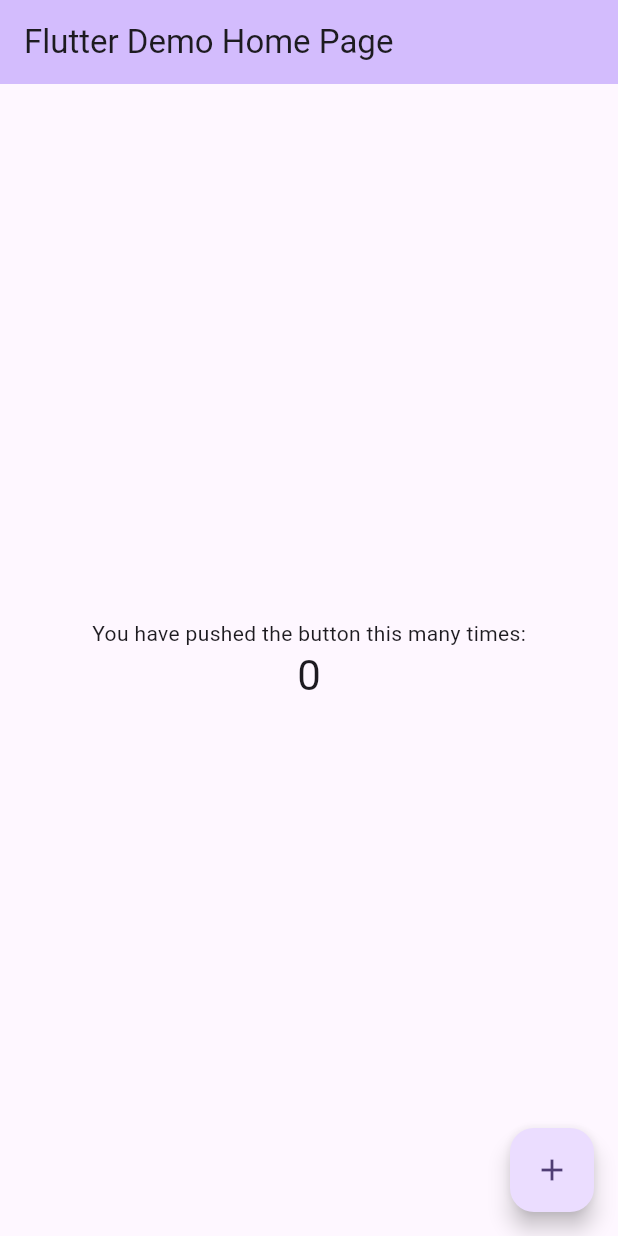
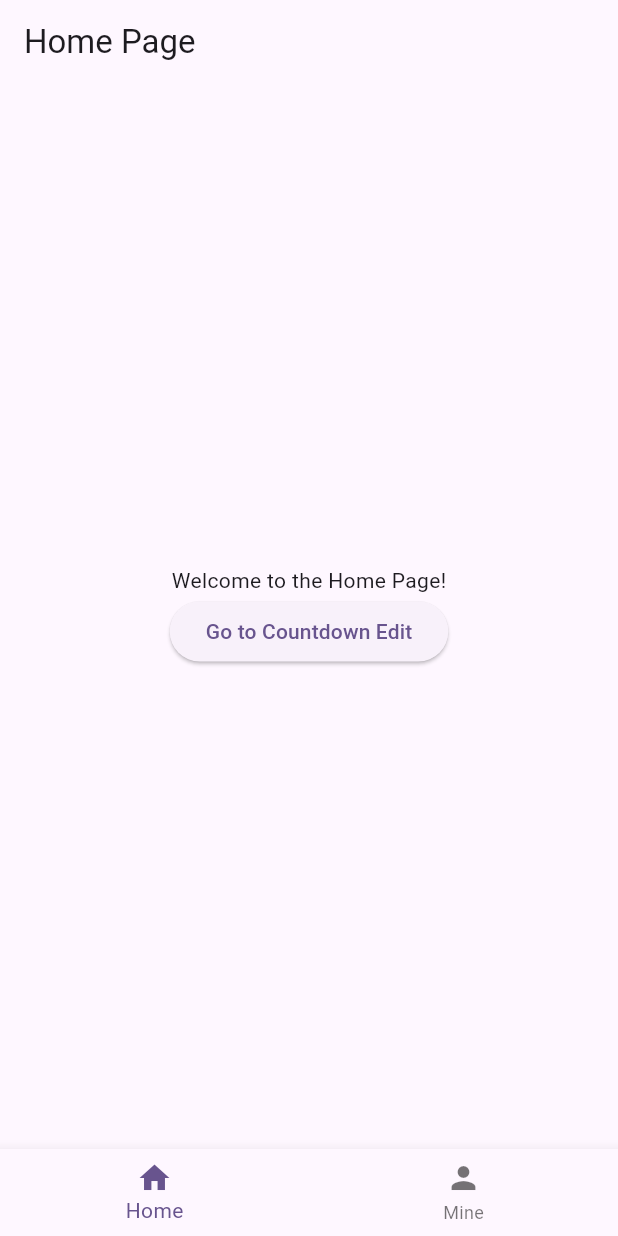
Before and after one commit to student9128/TimeNote_Flutter, a Flutter app: the screen it shows after launch, on a phone screen of 412 x 824 dp. Run offline on Flutter 3.47's test engine with Material 3 defaults, Android fonts, the phone set to English and light mode, and no system bars; our stand-ins replace auto_route, flutter_riverpod, riverpod_annotation.

Commit message:
add:add dependencies & main page

```diff
--- a/analysis_options.yaml
+++ b/analysis_options.yaml
@@ -26,3 +26,6 @@ linter:
 
 # Additional information about this file can be found at
 # https://dart.dev/guides/language/analysis-options
+analyzer:
+  errors:
+    invalid_annotation_target: ignore
--- /dev/null
+++ b/lib/core/AppRouter.dart
@@ -0,0 +1,18 @@
+import 'package:auto_route/auto_route.dart';
+import 'AppRouter.gr.dart';
+@AutoRouterConfig(replaceInRouteName: 'Screen|Page,Route')
+class AppRouter extends RootStackRouter{
+
+  @override
+  RouteType get defaultRouteType => RouteType.cupertino();
+
+  @override
+  List<AutoRoute> get routes => [
+    AutoRoute(page: MainRoute.page, initial: true,children: [
+      AutoRoute(page: HomeRoute.page, initial: true),
+      AutoRoute(page: MineRoute.page),
+    ]),
+    AutoRoute(page: CountdownEditRoute.page)
+    ];
+
+}
--- a/lib/main.dart
+++ b/lib/main.dart
@@ -1,122 +1,158 @@
+import 'package:auto_route/auto_route.dart';
 import 'package:flutter/material.dart';
-
+import 'package:flutter_riverpod/flutter_riverpod.dart';
+import 'package:riverpod_annotation/riverpod_annotation.dart';
+import 'package:timenote_flutter/core/AppRouter.gr.dart';
+import 'core/AppRouter.dart';
 void main() {
-  runApp(const MyApp());
+  runApp(ProviderScope(child: TimeNoteApp()));
 }
 
-class MyApp extends StatelessWidget {
-  const MyApp({super.key});
-
-  // This widget is the root of your application.
+class TimeNoteApp extends StatelessWidget {
+  TimeNoteApp({super.key});
+  final _appRouter = AppRouter();
   @override
   Widget build(BuildContext context) {
-    return MaterialApp(
-      title: 'Flutter Demo',
+    return MaterialApp.router(
+      routerConfig: _appRouter.config(),
+      themeMode: ThemeMode.system,
       theme: ThemeData(
-        // This is the theme of your application.
-        //
-        // TRY THIS: Try running your application with "flutter run". You'll see
-        // the application has a purple toolbar. Then, without quitting the app,
-        // try changing the seedColor in the colorScheme below to Colors.green
-        // and then invoke "hot reload" (save your changes or press the "hot
-        // reload" button in a Flutter-supported IDE, or press "r" if you used
-        // the command line to start the app).
-        //
-        // Notice that the counter didn't reset back to zero; the application
-        // state is not lost during the reload. To reset the state, use hot
-        // restart instead.
-        //
-        // This works for code too, not just values: Most code changes can be
-        // tested with just a hot reload.
-        colorScheme: .fromSeed(seedColor: Colors.deepPurple),
+        useMaterial3: true,
+        colorSchemeSeed: Colors.deepPurple,
+        brightness: Brightness.light,
       ),
-      home: const MyHomePage(title: 'Flutter Demo Home Page'),
+      darkTheme: ThemeData(
+        useMaterial3: true,
+        colorSchemeSeed: Colors.deepPurple,
+        brightness: Brightness.dark,
+      ),
     );
   }
 }
-
-class MyHomePage extends StatefulWidget {
-  const MyHomePage({super.key, required this.title});
-
-  // This widget is the home page of your application. It is stateful, meaning
-  // that it has a State object (defined below) that contains fields that affect
-  // how it looks.
-
-  // This class is the configuration for the state. It holds the values (in this
-  // case the title) provided by the parent (in this case the App widget) and
-  // used by the build method of the State. Fields in a Widget subclass are
-  // always marked "final".
-
-  final String title;
+@RoutePage()
+class MainPage extends ConsumerStatefulWidget {
+  const MainPage({super.key});
 
   @override
-  State<MyHomePage> createState() => _MyHomePageState();
+  ConsumerState<ConsumerStatefulWidget> createState() => _MainPageState();
 }
 
-class _MyHomePageState extends State<MyHomePage> {
-  int _counter = 0;
-
-  void _incrementCounter() {
-    setState(() {
-      // This call to setState tells the Flutter framework that something has
-      // changed in this State, which causes it to rerun the build method below
-      // so that the display can reflect the updated values. If we changed
-      // _counter without calling setState(), then the build method would not be
-      // called again, and so nothing would appear to happen.
-      _counter++;
-    });
-  }
+class _MainPageState extends ConsumerState<MainPage> {
 
   @override
   Widget build(BuildContext context) {
-    // This method is rerun every time setState is called, for instance as done
-    // by the _incrementCounter method above.
-    //
-    // The Flutter framework has been optimized to make rerunning build methods
-    // fast, so that you can just rebuild anything that needs updating rather
-    // than having to individually change instances of widgets.
+    return AutoTabsScaffold(
+      routes: [HomeRoute(), MineRoute()],
+      bottomNavigationBuilder: (context, tabsRouter) {
+        //在这里处理相关 index
+        return BottomNavigationBar(
+          items: [
+            BottomNavigationBarItem(icon: Icon(Icons.home), label: 'Home'),
+            BottomNavigationBarItem(icon: Icon(Icons.person), label: 'Mine'),
+          ],
+          currentIndex: tabsRouter.activeIndex,
+          onTap: tabsRouter.setActiveIndex,
+        );
+      },
+    );
+  }
+}
+@RoutePage()
+class HomePage extends ConsumerStatefulWidget {
+  const HomePage({super.key});
+
+  @override
+  ConsumerState<ConsumerStatefulWidget> createState() => _HomePageState();
+}
+
+class _HomePageState extends ConsumerState<HomePage> {
+
+  @override
+  Widget build(BuildContext context) {
     return Scaffold(
       appBar: AppBar(
-        // TRY THIS: Try changing the color here to a specific color (to
-        // Colors.amber, perhaps?) and trigger a hot reload to see the AppBar
-        // change color while the other colors stay the same.
-        backgroundColor: Theme.of(context).colorScheme.inversePrimary,
-        // Here we take the value from the MyHomePage object that was created by
-        // the App.build method, and use it to set our appbar title.
-        title: Text(widget.title),
+        title: const Text('Home Page'),
       ),
       body: Center(
-        // Center is a layout widget. It takes a single child and positions it
-        // in the middle of the parent.
         child: Column(
-          // Column is also a layout widget. It takes a list of children and
-          // arranges them vertically. By default, it sizes itself to fit its
-          // children horizontally, and tries to be as tall as its parent.
-          //
-          // Column has various properties to control how it sizes itself and
-          // how it positions its children. Here we use mainAxisAlignment to
-          // center the children vertically; the main axis here is the vertical
-          // axis because Columns are vertical (the cross axis would be
-          // horizontal).
-          //
-          // TRY THIS: Invoke "debug painting" (choose the "Toggle Debug Paint"
-          // action in the IDE, or press "p" in the console), to see the
-          // wireframe for each widget.
-          mainAxisAlignment: .center,
+          mainAxisAlignment: MainAxisAlignment.center,
           children: [
-            const Text('You have pushed the button this many times:'),
-            Text(
-              '$_counter',
-              style: Theme.of(context).textTheme.headlineMedium,
+            const Text('Welcome to the Home Page!'),
+            ElevatedButton(
+              onPressed: () {
+                // Navigate to Countdown Edit Page
+                context.pushRoute(const CountdownEditRoute());
+              },
+              child: const Text('Go to Countdown Edit'),
             ),
           ],
         ),
       ),
-      floatingActionButton: FloatingActionButton(
-        onPressed: _incrementCounter,
-        tooltip: 'Increment',
-        child: const Icon(Icons.add),
+    );
+  }
+}
+@RoutePage()
+class MinePage extends ConsumerStatefulWidget {
+  const MinePage({super.key});
+
+  @override
+  ConsumerState<ConsumerStatefulWidget> createState() => _MinePageState();
+}
+
+class _MinePageState extends ConsumerState<MinePage> {
+
+  @override
+  Widget build(BuildContext context) {
+    return Scaffold(
+      appBar: AppBar(
+        title: const Text('Mine Page'),
+      ),
+      body: Center(
+        child: Column(
+          mainAxisAlignment: MainAxisAlignment.center,
+          children: [
+            const Text('Welcome to the Mine Page!'),
+            ElevatedButton(
+              onPressed: () {
+                // Navigate to Countdown Edit Page
+                context.pushRoute(const CountdownEditRoute());
+              },
+              child: const Text('Go to Countdown Edit'),
+            ),
+          ],
+        ),
       ),
     );
   }
 }
+@RoutePage()
+class CountdownEditPage extends ConsumerStatefulWidget {
+  const CountdownEditPage({super.key});
+
+  @override
+  ConsumerState<ConsumerStatefulWidget> createState() => _CountdownEditPageState();
+}
+
+class _CountdownEditPageState extends ConsumerState<CountdownEditPage> {
+
+  @override
+  Widget build(BuildContext context) {
+    return Scaffold(
+      appBar: AppBar(title: Text('Countdown Edit')),
+      body: Center(
+        child: Column(
+          mainAxisAlignment: MainAxisAlignment.center,
+          children: [
+            Text('Edit your countdown here'),
+            ElevatedButton(
+              onPressed: () {
+                // Implement your edit logic here
+              },
+              child: Text('Save Changes'),
+            ),
+          ],
+        ),
+      ),
+    );
+  }
+}
```
Also changed, not shown: pubspec.yaml (+11 -0 lines), lib/core/AppRouter.gr.dart (added), pubspec.lock, 2 other files.
